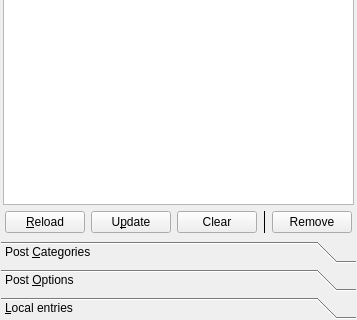
Above: src/toolboxbase.ui from mtux/bilbo before the change; both pictures show x 0 to 357 and y 243 to 563 of the 357 by 563 pixel window. Below: the same form after it.
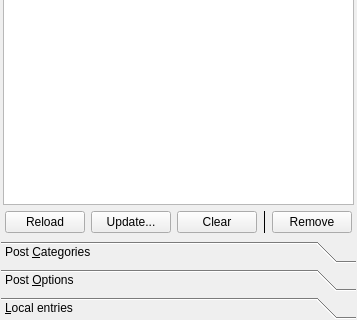
That is the form after the change. Custom widgets are drawn as their Qt base class.

Commit message: Some other i18n and UI Fixes!

Diff of the .ui file:
```diff
--- a/src/toolboxbase.ui
+++ b/src/toolboxbase.ui
@@ -79,7 +79,7 @@
               <string>Reload entries list</string>
              </property>
              <property name="text" >
-              <string>&amp;Reload</string>
+              <string>Reload</string>
              </property>
             </widget>
            </item>
@@ -89,7 +89,7 @@
               <string>Update entries list</string>
              </property>
              <property name="text" >
-              <string>U&amp;pdate</string>
+              <string>Update...</string>
              </property>
             </widget>
            </item>
```
Left out of the diff: 14 changed lines with no effect on the pictures. The commit also changes 1 other file.
